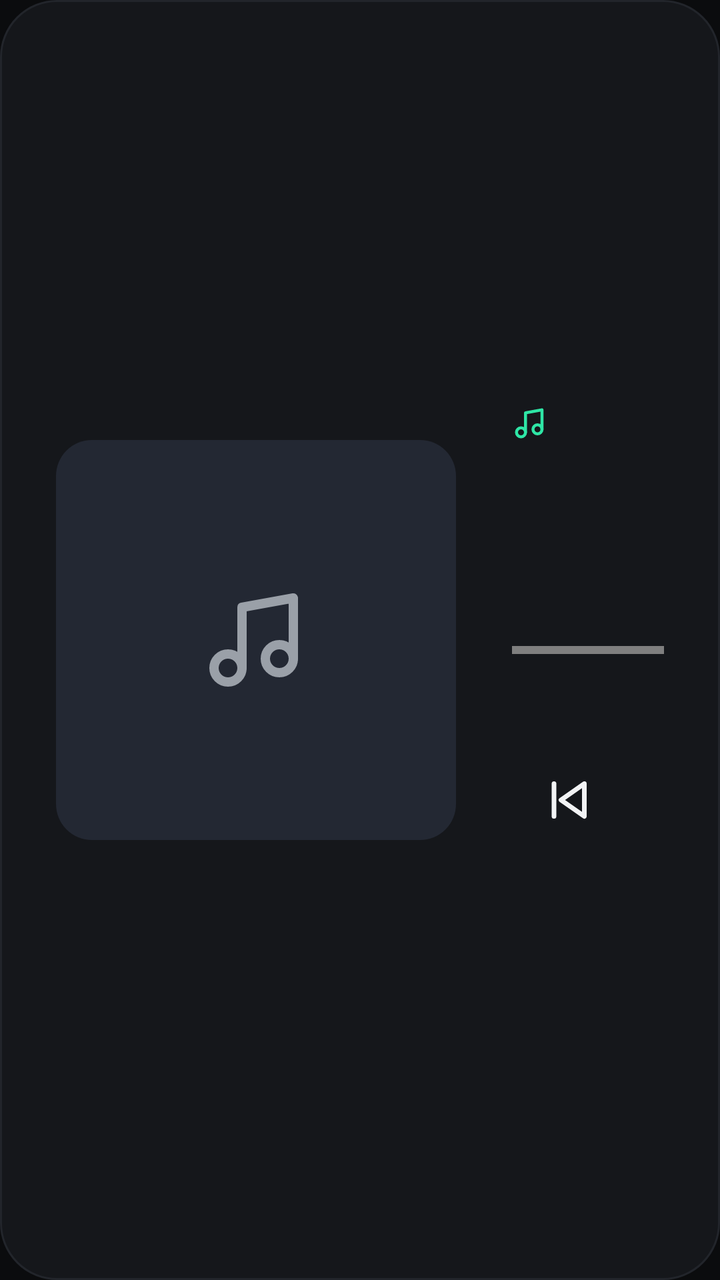
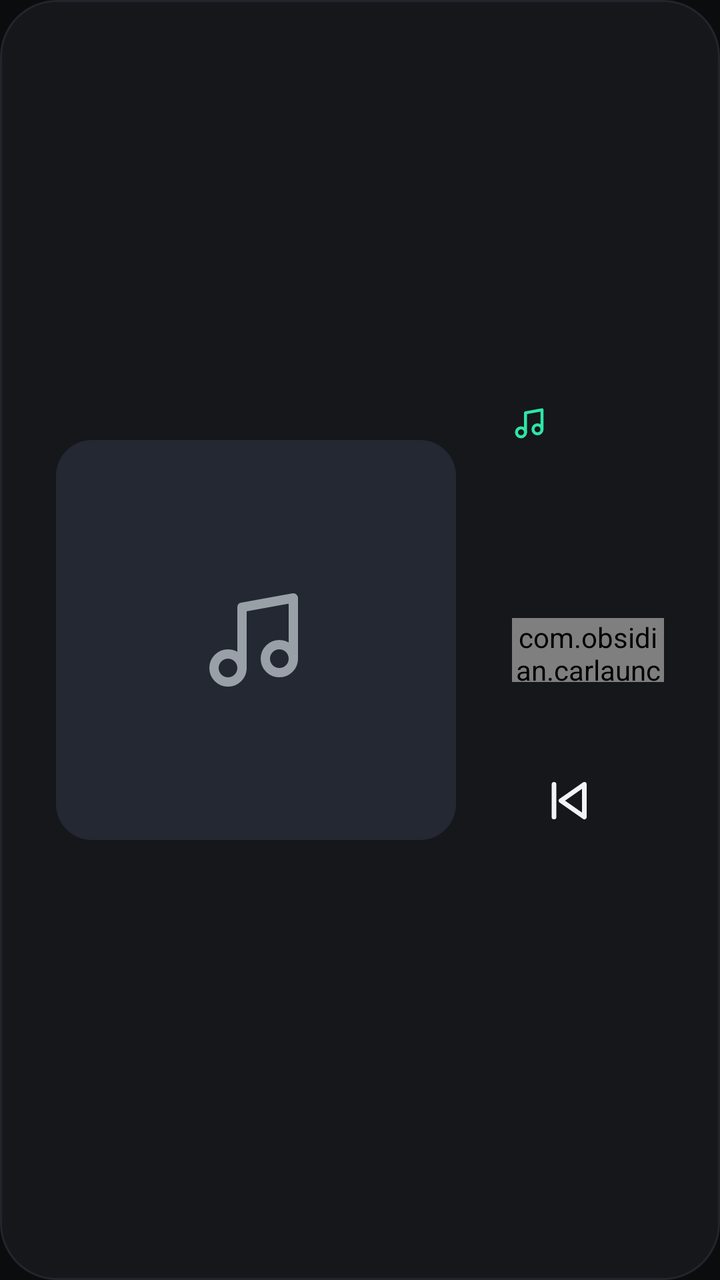

Before-and-after screenshots of an Android layout around one commit, followed by the original layout XML and the change that was made.
<!-- AndroidManifest.xml: application theme Theme.Obsidian -->
<!-- res/layout/view_now_playing.xml -->
<?xml version="1.0" encoding="utf-8"?>
<LinearLayout xmlns:android="http://schemas.android.com/apk/res/android"
    android:layout_width="match_parent"
    android:layout_height="wrap_content"
    android:background="@drawable/bg_card"
    android:clickable="true"
    android:focusable="true"
    android:gravity="center_vertical"
    android:orientation="horizontal"
    android:padding="28dp">

    <FrameLayout
        android:id="@+id/art_frame"
        android:layout_width="200dp"
        android:layout_height="200dp"
        android:background="@drawable/bg_art">

        <ImageView
            android:id="@+id/art_placeholder"
            android:layout_width="56dp"
            android:layout_height="56dp"
            android:layout_gravity="center"
            android:importantForAccessibility="no"
            android:src="@drawable/ic_music"
            android:tint="@color/text_secondary" />

        <ImageView
            android:id="@+id/art"
            android:layout_width="match_parent"
            android:layout_height="match_parent"
            android:contentDescription="@string/cd_album_art"
            android:scaleType="centerCrop" />
    </FrameLayout>

    <LinearLayout
        android:layout_width="0dp"
        android:layout_height="wrap_content"
        android:layout_marginStart="28dp"
        android:layout_weight="1"
        android:orientation="vertical">

        <LinearLayout
            android:layout_width="wrap_content"
            android:layout_height="wrap_content"
            android:gravity="center_vertical"
            android:orientation="horizontal">

            <ImageView
                android:layout_width="18dp"
                android:layout_height="18dp"
                android:importantForAccessibility="no"
                android:src="@drawable/ic_music"
                android:tint="?attr/obsAccent" />

            <TextView
                android:id="@+id/source"
                android:layout_width="wrap_content"
                android:layout_height="wrap_content"
                android:layout_marginStart="8dp"
                android:fontFamily="sans-serif-medium"
                android:singleLine="true"
                android:textColor="@color/text_secondary"
                android:textSize="15sp" />
        </LinearLayout>

        <TextView
            android:id="@+id/title"
            android:layout_width="match_parent"
            android:layout_height="wrap_content"
            android:layout_marginTop="16dp"
            android:ellipsize="end"
            android:fontFamily="sans-serif-medium"
            android:singleLine="true"
            android:textColor="@color/text_primary"
            android:textSize="28sp" />

        <TextView
            android:id="@+id/artist"
            android:layout_width="match_parent"
            android:layout_height="wrap_content"
            android:layout_marginTop="4dp"
            android:ellipsize="end"
            android:singleLine="true"
            android:textColor="@color/text_secondary"
            android:textSize="19sp" />

        <com.obsidian.carlauncher.widget.LineProgressView
            android:id="@+id/progress"
            android:layout_width="match_parent"
            android:layout_height="4dp"
            android:layout_marginTop="18dp" />

        <LinearLayout
            android:layout_width="match_parent"
            android:layout_height="wrap_content"
            android:layout_marginTop="6dp"
            android:orientation="horizontal">

            <TextView
                android:id="@+id/position"
                android:layout_width="0dp"
                android:layout_height="wrap_content"
                android:layout_weight="1"
                android:textColor="@color/text_secondary"
                android:textSize="14sp" />

            <TextView
                android:id="@+id/duration"
                android:layout_width="wrap_content"
                android:layout_height="wrap_content"
                android:textColor="@color/text_secondary"
                android:textSize="14sp" />
        </LinearLayout>

        <LinearLayout
            android:layout_width="wrap_content"
            android:layout_height="wrap_content"
            android:layout_marginTop="10dp"
            android:gravity="center_vertical"
            android:orientation="horizontal">

            <ImageButton
                android:id="@+id/btn_previous"
                android:layout_width="56dp"
                android:layout_height="56dp"
                android:background="@drawable/bg_round_button"
                android:contentDescription="@string/cd_previous"
                android:padding="14dp"
                android:scaleType="fitCenter"
                android:src="@drawable/ic_previous"
                android:tint="@color/text_primary" />

            <ImageButton
                android:id="@+id/btn_play"
                android:layout_width="76dp"
                android:layout_height="76dp"
                android:layout_marginStart="20dp"
                android:layout_marginEnd="20dp"
                android:background="@drawable/bg_play"
                android:contentDescription="@string/cd_play"
                android:padding="23dp"
                android:scaleType="fitCenter"
                android:src="@drawable/ic_play"
                android:tint="@color/bg" />

            <ImageButton
                android:id="@+id/btn_next"
                android:layout_width="56dp"
                android:layout_height="56dp"
                android:background="@drawable/bg_round_button"
                android:contentDescription="@string/cd_next"
                android:padding="14dp"
                android:scaleType="fitCenter"
                android:src="@drawable/ic_next"
                android:tint="@color/text_primary" />
        </LinearLayout>
    </LinearLayout>
</LinearLayout>
<!-- resources referenced by this layout -->
<resources>
  <color name="bg">#0B0C0E</color>
  <color name="text_primary">#F2F3F5</color>
  <color name="text_secondary">#9AA0A8</color>
  <!-- drawable bg_art (drawable) -->
  <?xml version="1.0" encoding="utf-8"?>
  <shape xmlns:android="http://schemas.android.com/apk/res/android" android:shape="rectangle">
      <corners android:radius="18dp" />
      <solid android:color="@color/art_placeholder" />
  </shape>
  <!-- drawable bg_card (drawable) -->
  <?xml version="1.0" encoding="utf-8"?>
  <ripple xmlns:android="http://schemas.android.com/apk/res/android" android:color="@color/ripple">
      <item>
          <shape android:shape="rectangle">
              <corners android:radius="28dp" />
              <solid android:color="@color/surface" />
              <stroke android:width="1dp" android:color="@color/surface_border" />
          </shape>
      </item>
  </ripple>
  <!-- drawable bg_play (drawable) -->
  <?xml version="1.0" encoding="utf-8"?>
  <ripple xmlns:android="http://schemas.android.com/apk/res/android" android:color="#33000000">
      <item>
          <shape android:shape="oval">
              <solid android:color="?attr/obsAccent" />
          </shape>
      </item>
  </ripple>
  <!-- drawable bg_round_button (drawable) -->
  <?xml version="1.0" encoding="utf-8"?>
  <ripple xmlns:android="http://schemas.android.com/apk/res/android"
      android:color="@color/ripple"
      android:radius="28dp" />
  <!-- drawable ic_next (drawable) -->
  <?xml version="1.0" encoding="utf-8"?>
  <vector xmlns:android="http://schemas.android.com/apk/res/android" android:width="24dp" android:height="24dp" android:viewportWidth="24" android:viewportHeight="24">
      <path android:strokeColor="#FFFFFFFF" android:strokeWidth="2" android:strokeLineCap="round" android:strokeLineJoin="round" android:pathData="M18,5v14" />
      <path android:strokeColor="#FFFFFFFF" android:strokeWidth="2" android:strokeLineCap="round" android:strokeLineJoin="round" android:pathData="M5,5l10,7 -10,7z" />
  </vector>
  <!-- drawable ic_play (drawable) -->
  <?xml version="1.0" encoding="utf-8"?>
  <vector xmlns:android="http://schemas.android.com/apk/res/android" android:width="24dp" android:height="24dp" android:viewportWidth="24" android:viewportHeight="24">
      <path android:fillColor="#FFFFFFFF" android:pathData="M8,5l12,7 -12,7z" />
  </vector>
  <!-- drawable ic_previous (drawable) -->
  <?xml version="1.0" encoding="utf-8"?>
  <vector xmlns:android="http://schemas.android.com/apk/res/android" android:width="24dp" android:height="24dp" android:viewportWidth="24" android:viewportHeight="24">
      <path android:strokeColor="#FFFFFFFF" android:strokeWidth="2" android:strokeLineCap="round" android:strokeLineJoin="round" android:pathData="M6,5v14" />
      <path android:strokeColor="#FFFFFFFF" android:strokeWidth="2" android:strokeLineCap="round" android:strokeLineJoin="round" android:pathData="M19,5L9,12l10,7z" />
  </vector>
  <string name="cd_album_art">Album art</string>
  <string name="cd_next">Next track</string>
  <string name="cd_play">Play</string>
  <string name="cd_previous">Previous track</string>
  <style name="Theme.Obsidian" parent="android:Theme.DeviceDefault.NoActionBar">
          <item name="android:windowBackground">@color/bg</item>
          <item name="android:windowShowWallpaper">false</item>
          <item name="android:statusBarColor">@color/bg</item>
          <item name="android:navigationBarColor">#000000</item>
          <item name="obsAccent">@color/accent</item>
          <item name="android:colorAccent">@color/accent</item>
          <item name="android:colorControlHighlight">@color/ripple</item>
          <item name="android:textColorPrimary">@color/text_primary</item>
          <item name="android:textColorSecondary">@color/text_secondary</item>
      </style>
  <color name="art_placeholder">#232833</color>
  <color name="ripple">#26FFFFFF</color>
  <color name="surface">#15171B</color>
  <color name="surface_border">#22252B</color>
  <color name="accent">#2EE6A6</color>
  <!-- unchanged entries left out for length: 1 -->
</resources>

<!-- the commit's change to res/layout/view_now_playing.xml (unified diff, before → after) -->
@@ -84,16 +84,17 @@
             android:textColor="@color/text_secondary"
             android:textSize="19sp" />
 
+        
         <com.obsidian.carlauncher.widget.LineProgressView
             android:id="@+id/progress"
             android:layout_width="match_parent"
-            android:layout_height="4dp"
-            android:layout_marginTop="18dp" />
+            android:layout_height="32dp"
+            android:layout_marginTop="4dp" />
 
         <LinearLayout
             android:layout_width="match_parent"
             android:layout_height="wrap_content"
-            android:layout_marginTop="6dp"
+            android:layout_marginTop="-8dp"
             android:orientation="horizontal">
 
             <TextView
